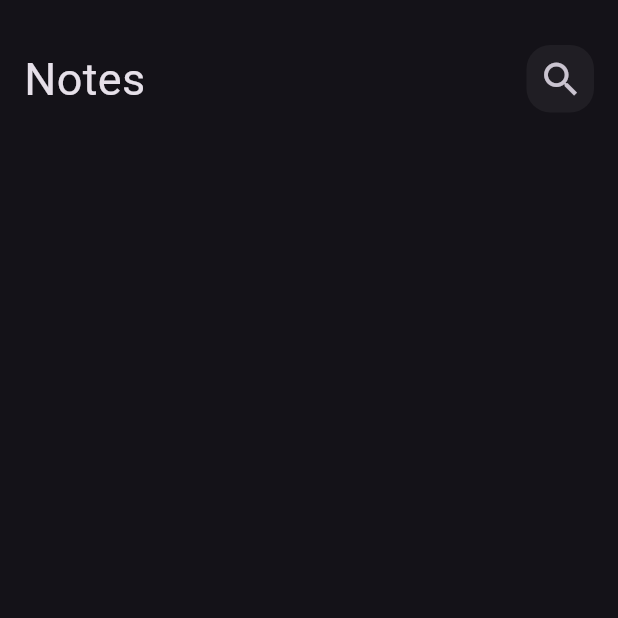
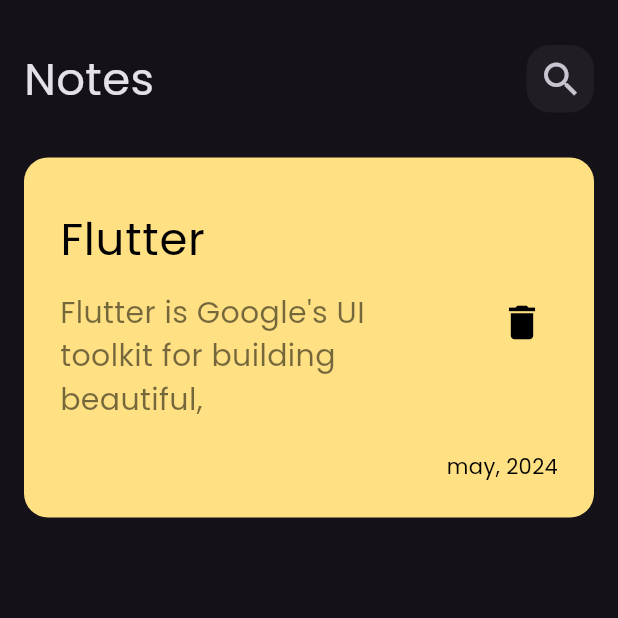
Before and after one commit to omaaramer/notes_app, a Flutter app: the screen it shows after launch, on a phone screen of 412 x 824 dp, the top half of it. Run offline on Flutter 3.47's test engine with Material 3 defaults, Android fonts, the phone set to English and light mode, and no system bars.

Commit message:
create custom note item

```diff
--- a/lib/main.dart
+++ b/lib/main.dart
@@ -15,6 +15,7 @@ class NotesApp extends StatelessWidget {
       debugShowCheckedModeBanner: false,
       theme: ThemeData(
         brightness: Brightness.dark,
+        fontFamily: 'Poppins',
       ),
       home: NotesView(),
     );
--- /dev/null
+++ b/lib/views/widgets/custom_note_item.dart
@@ -0,0 +1,56 @@
+import 'package:flutter/material.dart';
+
+class NoteItem extends StatelessWidget {
+  const NoteItem({
+    super.key,
+  });
+
+  @override
+  Widget build(BuildContext context) {
+    return Container(
+      padding: const EdgeInsets.only(top: 24, bottom: 24, left: 8),
+      decoration: BoxDecoration(
+        borderRadius: BorderRadius.circular(16),
+        color: Colors.amber[200],
+      ),
+      child: Column(
+        crossAxisAlignment: CrossAxisAlignment.end,
+        children: [
+          ListTile(
+            title: const Text(
+              "Flutter",
+              style: TextStyle(
+                fontSize: 30,
+                color: Colors.black,
+              ),
+            ),
+            trailing: IconButton(
+                onPressed: () {},
+                icon: const Icon(
+                  Icons.delete,
+                  color: Colors.black,
+                  size: 30,
+                )),
+            subtitle: const Padding(
+              padding: EdgeInsets.symmetric(vertical: 12),
+              child: Text(
+                "Flutter is Google's UI toolkit for building beautiful,",
+                style: TextStyle(
+                  color: Colors.black54,
+                  fontSize: 20,
+                ),
+              ),
+            ),
+          ),
+          const Padding(
+            padding: EdgeInsets.only(right: 24),
+            child: Text(
+              "may, 2024",
+              style: TextStyle(color: Colors.black),
+            ),
+          ),
+        ],
+      ),
+    );
+  }
+}
--- a/lib/views/widgets/notes_view_body.dart
+++ b/lib/views/widgets/notes_view_body.dart
@@ -1,6 +1,7 @@
 import 'package:flutter/material.dart';
 
 import 'custom_app_bar.dart';
+import 'custom_note_item.dart';
 
 class NotesViewBody extends StatelessWidget {
   const NotesViewBody({super.key});
@@ -12,10 +13,10 @@ class NotesViewBody extends StatelessWidget {
         padding: EdgeInsets.symmetric(horizontal: 16),
         child: Column(
           children: [
-            SizedBox(
-              height: 30,
-            ),
+            SizedBox(height: 30),
             CustomAppBar(),
+            SizedBox(height: 30),
+            NoteItem(),
           ],
         ),
       ),
```
Also changed, not shown: pubspec.yaml (+5 -5 lines), assets/fonts/Poppins-Bold.ttf (added), assets/fonts/Poppins-Regular.ttf (added).
